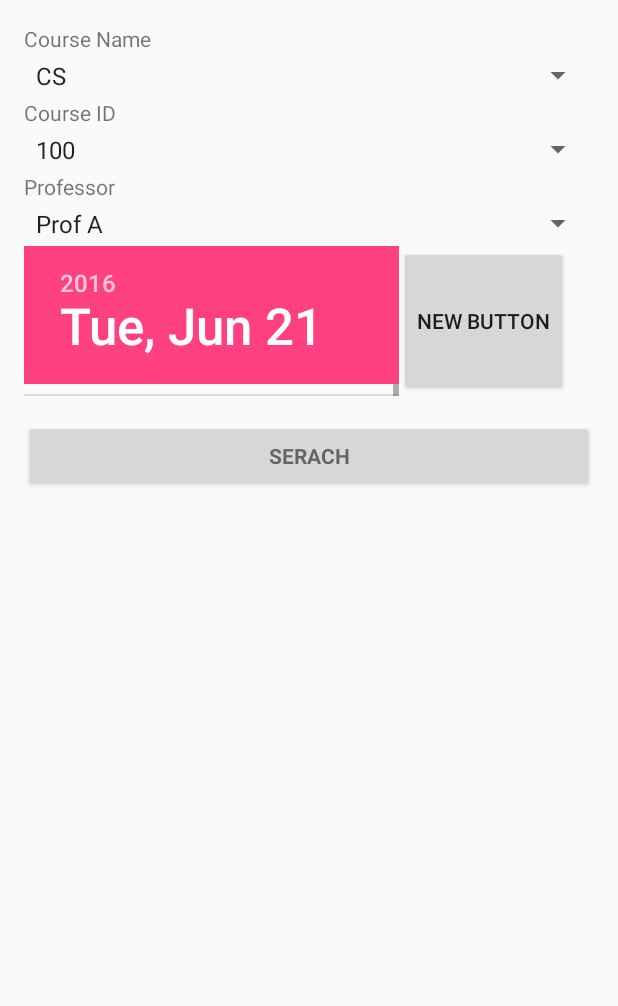
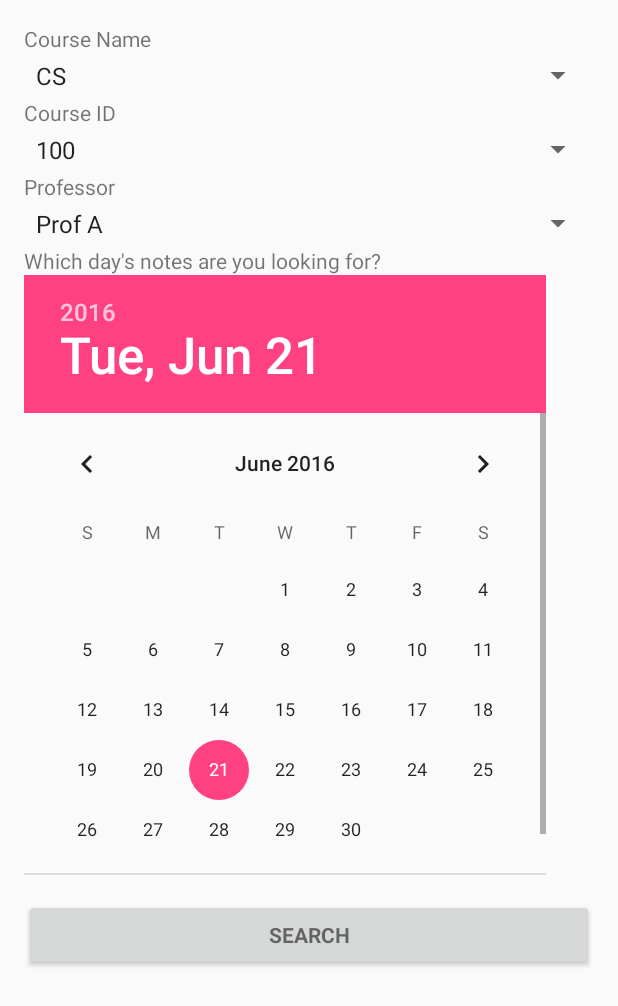
Before and after one commit to Tiasa/CS446Awesomeness, an Android app: the DownloadActivity screen opened directly, with no data from a screen before it, on a phone screen of 412 x 824 dp. Shown: the top 1006 px of the screen. Run offline under Robolectric (Android 15) with nearby library versions, the phone set to English and light mode, and no system bars.

Commit message:
Minor tweaks. Layout (spec. calendar), typos, cleanup

```diff
--- a/NoteBank/app/src/main/java/cs446/notebank/DownloadActivity.java
+++ b/NoteBank/app/src/main/java/cs446/notebank/DownloadActivity.java
@@ -76,14 +76,14 @@ public class DownloadActivity extends Activity {
 
         sp_course_name = (Spinner) findViewById(R.id.course_name);
         sp_course_id = (Spinner) findViewById(R.id.course_id);
-        btnSubmit = (Button) findViewById(R.id.couse_search);
+        btnSubmit = (Button) findViewById(R.id.course_search);
         final Context context = this;
 
         btnSubmit.setOnClickListener(new OnClickListener() {
 
             @Override
             public void onClick(View v) {
-                // TODO: 6/17/16 need serach
+                // TODO: 6/17/16 need search
                 Toast.makeText(DownloadActivity.this,
                         "OnClickListener : " +
                                 "\nSpinner 1 : " + String.valueOf(sp_course_name.getSelectedItem()) +
@@ -92,7 +92,6 @@ public class DownloadActivity extends Activity {
 
                 Intent intent = new Intent(context, SearchResultView.class);
                 startActivity(intent);
-
             }
         });
     }
--- a/NoteBank/app/src/main/java/cs446/notebank/UploadActivity.java
+++ b/NoteBank/app/src/main/java/cs446/notebank/UploadActivity.java
@@ -75,7 +75,7 @@ public class UploadActivity extends Activity {
 
             @Override
             public void onClick(View v) {
-                // TODO: 6/17/16 need serach
+                // TODO: 6/17/16 need search
                 Toast.makeText(UploadActivity.this,
                         "OnClickListener : " +
                                 "\nSpinner 1 : " + String.valueOf(sp_course_name.getSelectedItem()) +
@@ -84,7 +84,6 @@ public class UploadActivity extends Activity {
 
                 Intent intent = new Intent(context, UploadChoiceActivity.class);
                 startActivity(intent);
-
             }
         });
     }
--- a/NoteBank/app/src/main/res/layout/activity_download.xml
+++ b/NoteBank/app/src/main/res/layout/activity_download.xml
@@ -28,7 +28,7 @@
                 android:layout_width="wrap_content"
                 android:layout_height="wrap_content"
                 android:textAppearance="?android:attr/textAppearanceSmall"
-                android:text="Course Name"
+                android:text="@string/course_name_header"
                 android:id="@+id/textView1" />
 
             <Spinner
@@ -43,7 +43,7 @@
                 android:layout_width="wrap_content"
                 android:layout_height="wrap_content"
                 android:textAppearance="?android:attr/textAppearanceSmall"
-                android:text="Course ID"
+                android:text="@string/course_id_header"
                 android:id="@+id/textView2" />
 
             <Spinner
@@ -57,7 +57,7 @@
                 android:layout_width="wrap_content"
                 android:layout_height="wrap_content"
                 android:textAppearance="?android:attr/textAppearanceSmall"
-                android:text="Professor"
+                android:text="@string/professor_header"
                 android:id="@+id/textView3" />
 
             <Spinner
@@ -68,37 +68,26 @@
                 android:spinnerMode="dropdown"
                 android:layout_weight="0.80" />
 
+            <TextView
+                android:layout_width="wrap_content"
+                android:layout_height="wrap_content"
+                android:textAppearance="?android:attr/textAppearanceSmall"
+                android:text="@string/download_date_prompt"
+                android:id="@+id/download_date_text" />
 
-            <LinearLayout
-                android:orientation="horizontal"
-                android:layout_width="match_parent"
-                android:layout_height="100dp"
-                android:layout_gravity="center_horizontal">
-
-                <DatePicker
-                    android:layout_width="250dp"
-                    android:layout_height="fill_parent"
-                    android:id="@+id/datePicker" />
-
-                <Button
-                    style="?android:attr/buttonStyleSmall"
-                    android:layout_width="wrap_content"
-                    android:layout_height="fill_parent"
-                    android:text="New Button"
-                    android:id="@+id/button" />
-            </LinearLayout>
+            <DatePicker
+                android:layout_width="wrap_content"
+                android:layout_height="400dp"
+                android:id="@+id/datePicker" />
 
             <Button
-                android:id="@+id/couse_search"
+                android:id="@+id/course_search"
                 style="?android:textAppearanceSmall"
                 android:layout_width="match_parent"
                 android:layout_height="wrap_content"
                 android:layout_marginTop="16dp"
-                android:text="@string/serach"
+                android:text="@string/search_button"
                 android:textStyle="bold" />
-
-
-
 
         </LinearLayout>
     </ScrollView>
--- a/NoteBank/app/src/main/res/values/strings.xml
+++ b/NoteBank/app/src/main/res/values/strings.xml
@@ -13,5 +13,14 @@
     <string name="permission_rationale">"Contacts permissions are needed for providing email
         completions."
     </string>
-    <string name="serach">serach</string>
+    <!-- Strings related to upload/download pages -->
+    <string name="search_button">search</string>
+    <string name="upload_button">upload</string>
+
+    <string name="professor_header">Professor</string>
+    <string name="course_name_header">Course Name</string>
+    <string name="course_id_header">Course ID</string>
+    <string name="upload_date_prompt">Which day\'s notes are you uploading?</string>
+    <string name="download_date_prompt">Which day\'s notes are you looking for?</string>
+
 </resources>
--- a/NoteBank/app/src/main/res/values/styles.xml
+++ b/NoteBank/app/src/main/res/values/styles.xml
@@ -1,7 +1,7 @@
 <resources>
 
     <!-- Base application theme. -->
-    <style name="AppTheme" parent="Theme.AppCompat.Light.DarkActionBar">
+    <style name="AppTheme" parent="Theme.AppCompat.Light.NoActionBar">
         <!-- Customize your theme here. -->
         <item name="colorPrimary">@color/colorPrimary</item>
         <item name="colorPrimaryDark">@color/colorPrimaryDark</item>
```
Also changed, not shown: NoteBank/app/src/main/res/layout/activity_upload.xml (+10 -9 lines).
